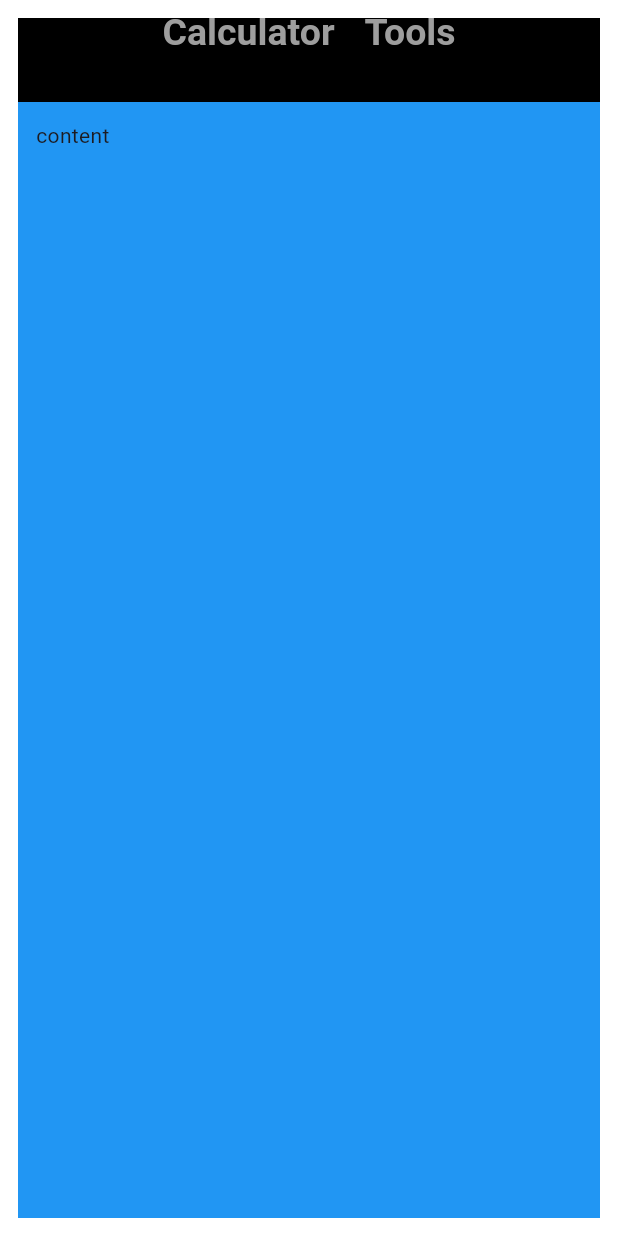
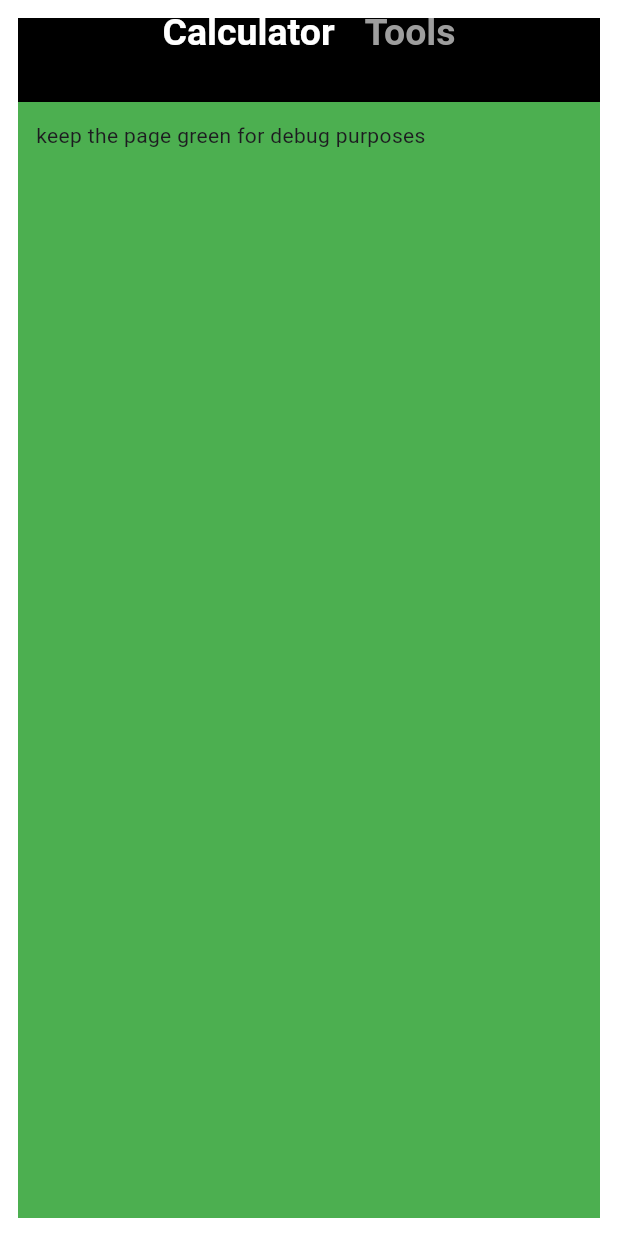
Before and after one commit to xSStephen/calculator, a Flutter app: the screen it shows after launch, swiped to page 2, on a phone screen of 412 x 824 dp. Run offline on Flutter 3.47's test engine with Material 3 defaults, Android fonts, the phone set to English and light mode, and no system bars; our stand-ins replace math_expressions.

Commit message:
fix UI bugs

```diff
--- a/lib/modules/nav_bar.dart
+++ b/lib/modules/nav_bar.dart
@@ -1,14 +1,16 @@
 import 'package:flutter/material.dart';
 
 class NavBar extends StatelessWidget {
-  const NavBar({super.key});
+  final String currentPage; // Add a parameter to track the current page
+
+  const NavBar({super.key, required this.currentPage});
 
   @override
   Widget build(BuildContext context) {
     return Container(
       padding: const EdgeInsets.only(top: 4, bottom: 40),
       color: Colors.black, // Background color for the header
-      child: const Row(
+      child: Row(
         mainAxisAlignment: MainAxisAlignment.center,
         children: [
           Text(
@@ -16,16 +18,18 @@ class NavBar extends StatelessWidget {
             style: TextStyle(
               fontSize: 25,
               fontWeight: FontWeight.bold,
-              color: Colors.grey,
+              color: currentPage == "basic_calculator"
+                  ? Colors.white
+                  : Colors.grey,
             ),
           ),
-          SizedBox(width: 20), // Space between the two texts
+          const SizedBox(width: 20), // Space between the two texts
           Text(
             "Tools",
             style: TextStyle(
               fontSize: 25,
               fontWeight: FontWeight.bold,
-              color: Colors.grey,
+              color: currentPage == "tools" ? Colors.white : Colors.grey,
             ),
           ),
         ],
--- a/lib/modules/page_template.dart
+++ b/lib/modules/page_template.dart
@@ -1,18 +1,19 @@
 import 'package:calculator/modules/nav_bar.dart';
 import 'package:flutter/material.dart';
 
-// this page serves as a template for all the pages of the app
-
+// This page serves as a template for all the pages of the app
 class PageTemplate extends StatelessWidget {
   final Widget body; // The main content of the page
   final bool showNavBar; // Whether to show the NavBar in the AppBar
   final EdgeInsetsGeometry padding; // Custom padding for the page
+  final String currentPage; // Add a parameter to track the current page
 
   const PageTemplate({
     super.key,
     required this.body, // Pass the page content
     this.showNavBar = false, // Default to showing the NavBar
     this.padding = const EdgeInsets.all(12.0), // Default padding
+    this.currentPage = '0', // Default to no specific page
   });
 
   @override
@@ -24,10 +25,11 @@ class PageTemplate extends StatelessWidget {
             ? AppBar(
                 backgroundColor: Colors.black,
                 elevation: 0,
-                title: const NavBar(), // Include NavBar if enabled
+                title: NavBar(
+                    currentPage: currentPage), // Pass currentPage to NavBar
               )
             : null, // Optionally hide the AppBar
-        backgroundColor: Colors.blue, // Set a consistent background color
+        backgroundColor: Colors.green, // Set a consistent background color
         body: body, // Display the page content
       ),
     );
--- a/lib/pages/basic_calculator.dart
+++ b/lib/pages/basic_calculator.dart
@@ -46,6 +46,7 @@ class _BasicCalculatorState extends State<BasicCalculator> {
   @override
   Widget build(BuildContext context) {
     return PageTemplate(
+      currentPage: 'basic_calculator',
       showNavBar: true,
       body: PageView(
         controller: PageController(initialPage: 0),
--- a/lib/pages/other_tools.dart
+++ b/lib/pages/other_tools.dart
@@ -7,8 +7,9 @@ class OtherTools extends StatelessWidget {
   @override
   Widget build(BuildContext context) {
     return const PageTemplate(
+      currentPage: "tools",
       showNavBar: false,
-      body: Text('content'),
+      body: Text('keep the page green for debug purposes'),
     );
   }
 }
```
